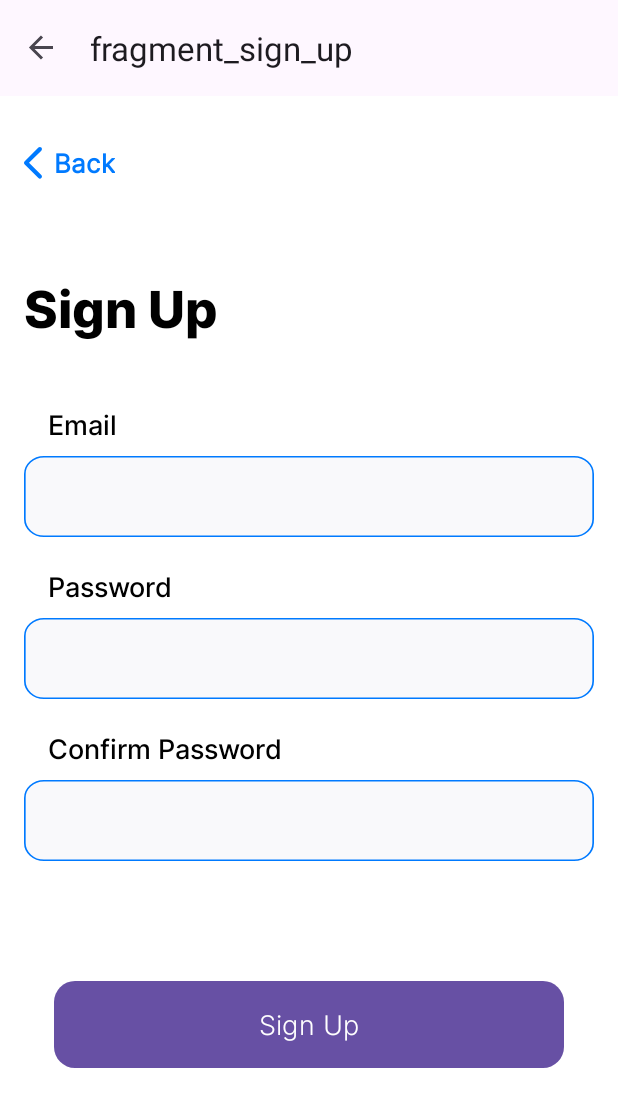
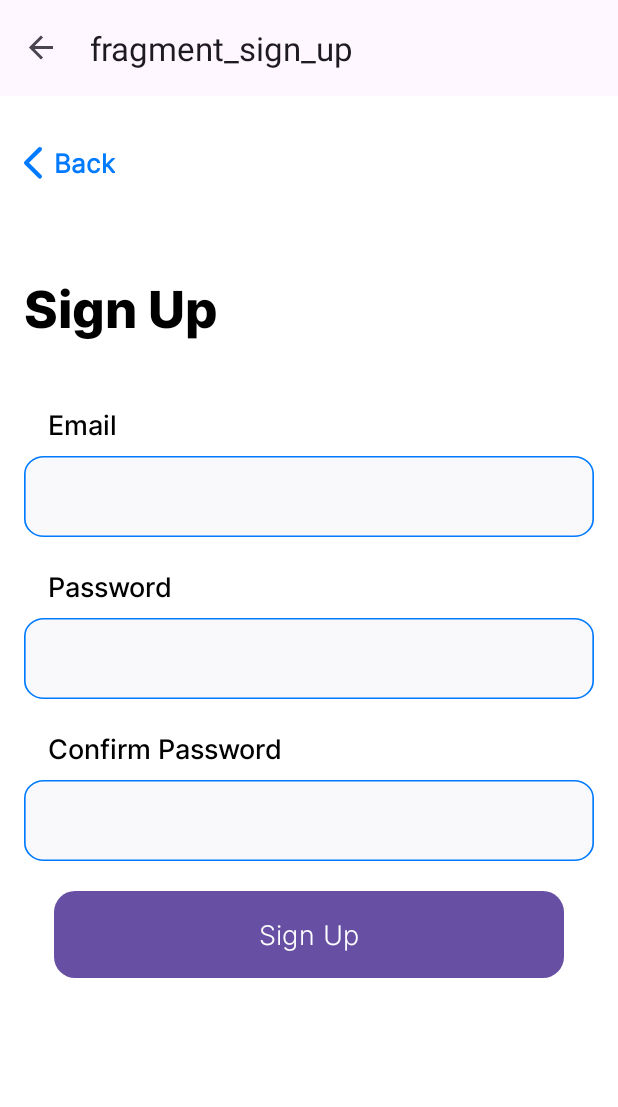
Before and after one commit to TusharB4321/ManageYourMoney, an Android app: the SignUpFragment screen opened through its navigation route, on a phone screen of 412 x 824 dp. Shown: the top 1107 px of the screen. Run offline under Robolectric (Android 15) with nearby library versions, the phone set to English and light mode, and no system bars; our stand-ins replace Firebase (no records; nobody signed in at launch, a user with empty details on screens opened directly), navigation-ui.

Commit message:
SignUpFragment Completed

```diff
--- /dev/null
+++ b/app/src/main/java/com/example/manageyourmoney/models/remote/MoneyApi.kt
@@ -0,0 +1,4 @@
+package com.example.manageyourmoney.models.remote
+
+interface MoneyApi {
+}
--- /dev/null
+++ b/app/src/main/java/com/example/manageyourmoney/models/remote/Network.kt
@@ -0,0 +1,4 @@
+package com.example.manageyourmoney.models.remote
+
+class Network {
+}
--- /dev/null
+++ b/app/src/main/java/com/example/manageyourmoney/models/remote/RetrofitGenerator.kt
@@ -0,0 +1,4 @@
+package com.example.manageyourmoney.models.remote
+
+object RetrofitGenerator {
+}
--- /dev/null
+++ b/app/src/main/java/com/example/manageyourmoney/models/remote/data/User.kt
@@ -0,0 +1,6 @@
+package com.example.manageyourmoney.models.remote.data
+
+data class User(
+    val email:String,
+    val password:String
+)
--- a/app/src/main/java/com/example/manageyourmoney/view/SignUpFragment.kt
+++ b/app/src/main/java/com/example/manageyourmoney/view/SignUpFragment.kt
@@ -5,24 +5,65 @@ import androidx.fragment.app.Fragment
 import android.view.LayoutInflater
 import android.view.View
 import android.view.ViewGroup
-import com.example.manageyourmoney.R
+import android.widget.Toast
+import androidx.fragment.app.viewModels
+import androidx.lifecycle.Observer
 import com.example.manageyourmoney.databinding.FragmentSignUpBinding
+import com.example.manageyourmoney.repository.AuthRepository
+import com.example.manageyourmoney.utils.Resources
+import com.example.manageyourmoney.viewmodels.SignUpViewModelFactory
+import com.example.manageyourmoney.viewmodels.SignUpViewmodel
+import com.google.firebase.auth.FirebaseAuth
+import com.google.firebase.database.FirebaseDatabase
 
 class SignUpFragment : Fragment() {
 
     private lateinit var binding:FragmentSignUpBinding
+    private lateinit var authRepository: AuthRepository
+    private val viewmodel:SignUpViewmodel by viewModels{
+        SignUpViewModelFactory(authRepository)
+    }
     override fun onCreateView(
         inflater: LayoutInflater, container: ViewGroup?,
         savedInstanceState: Bundle?
     ): View {
         binding=FragmentSignUpBinding.inflate(layoutInflater)
+        val firebaseAuth = FirebaseAuth.getInstance()
+        val databaseReference = FirebaseDatabase.getInstance().reference
+        // Initialize AuthRepository
+        authRepository = AuthRepository(firebaseAuth, databaseReference)
         return binding.root
     }
-
     override fun onViewCreated(view: View, savedInstanceState: Bundle?) {
         super.onViewCreated(view, savedInstanceState)
 
+        binding.btnSignupApply.setOnClickListener{
+            val email=binding.etSignupEmail.text.toString()
+            val password=binding.etSignupPassword.text.toString()
+            val confirmPassword=binding.etSignupConfirmPassword.text.toString()
+
+            viewmodel.registerUser(email, password, confirmPassword)
+        }
+
+        viewmodel.signupStatus.observe(viewLifecycleOwner, Observer { resources->
+
+            when(resources){
+                is Resources.Loading->{
+                    binding.progressBar.visibility=View.VISIBLE
+                }
+                is Resources.Success->{
+                    binding.progressBar.visibility=View.GONE
+                    Toast.makeText(context, resources.data, Toast.LENGTH_SHORT).show()
+                }
+                is Resources.Error -> {
+                    binding.progressBar.visibility = View.GONE
+                    Toast.makeText(context, resources.message, Toast.LENGTH_SHORT).show()
+                }
+            }
+
+        })
     }
 
 
+
 }
--- a/app/src/main/java/com/example/manageyourmoney/view/SplashFragment.kt
+++ b/app/src/main/java/com/example/manageyourmoney/view/SplashFragment.kt
@@ -23,7 +23,7 @@ class SplashFragment : Fragment() {
     override fun onViewCreated(view: View, savedInstanceState: Bundle?) {
         super.onViewCreated(view, savedInstanceState)
         binding.btnOnBoardingLogin.setOnClickListener {
-            findNavController().navigate(R.id.action_splashFragment_to_signInFragment)
+            findNavController().navigate(R.id.action_splashFragment_to_signUpFragment)
         }
 
     }
--- /dev/null
+++ b/app/src/main/java/com/example/manageyourmoney/viewmodels/SignUpViewModelFactory.kt
@@ -0,0 +1,16 @@
+package com.example.manageyourmoney.viewmodels
+
+import androidx.lifecycle.ViewModel
+import androidx.lifecycle.ViewModelProvider
+import com.example.manageyourmoney.repository.AuthRepository
+
+class SignUpViewModelFactory(
+    private val authRepository: AuthRepository
+) : ViewModelProvider.Factory {
+    override fun <T : ViewModel> create(modelClass: Class<T>): T {
+        if (modelClass.isAssignableFrom(SignUpViewmodel::class.java)) {
+            return SignUpViewmodel(authRepository) as T
+        }
+        throw IllegalArgumentException("Unknown ViewModel class")
+    }
+}
--- /dev/null
+++ b/app/src/main/java/com/example/manageyourmoney/viewmodels/SignUpViewmodel.kt
@@ -0,0 +1,21 @@
+package com.example.manageyourmoney.viewmodels
+
+import androidx.lifecycle.LiveData
+import androidx.lifecycle.MutableLiveData
+import androidx.lifecycle.ViewModel
+import com.example.manageyourmoney.repository.AuthRepository
+import com.example.manageyourmoney.utils.Resources
+
+class SignUpViewmodel(private val authRepository: AuthRepository):ViewModel()
+{
+    private val _signupStatus=MutableLiveData<Resources<String>>()
+    val signupStatus:LiveData<Resources<String>> =_signupStatus
+
+    fun registerUser(email:String,password:String,confirmPassword:String){
+        _signupStatus.value=Resources.Loading()
+        authRepository.registerUser(email,password,confirmPassword){resources ->
+            _signupStatus.postValue(resources)
+
+        }
+    }
+}
--- a/app/src/main/res/layout/fragment_sign_up.xml
+++ b/app/src/main/res/layout/fragment_sign_up.xml
@@ -34,7 +34,6 @@
         android:layout_height="wrap_content"/>
 
     <TextView
-        android:id="@+id/tvSignupEmail"
         android:layout_width="match_parent"
         android:text="@string/email"
         android:textSize="18sp"
@@ -62,7 +61,6 @@
         tools:ignore="LabelFor" />
 
     <TextView
-        android:id="@+id/tvSignupPassword"
         android:layout_width="match_parent"
         android:text="@string/password"
         android:textSize="18sp"
@@ -89,14 +87,13 @@
         tools:ignore="LabelFor"/>
 
     <TextView
-        android:id="@+id/tvSignupConfirmPassword"
         android:layout_width="match_parent"
         android:text="@string/confirm_password"
         android:textSize="18sp"
         android:paddingHorizontal="16dp"
         android:layout_marginTop="20dp"
         android:layout_marginBottom="8dp"
-        android:layout_marginLeft="16dp"
+        android:layout_marginStart="16dp"
         android:textColor="@color/black"
         android:fontFamily="@font/inter_medium"
         android:layout_height="wrap_content"/>
@@ -114,14 +111,21 @@
         android:background="@drawable/ic_et_grey_background_blue_stroke"
         android:layout_height="wrap_content"/>
 
+        <ProgressBar
+            android:id="@+id/progressBar"
+            android:layout_width="match_parent"
+            android:layout_height="wrap_content"
+            android:layout_marginTop="20dp"
+            android:visibility="gone"/>
+
     <Button
         android:id="@+id/btnSignupApply"
         android:layout_width="wrap_content"
         android:layout_height="wrap_content"
-        android:layout_marginTop="80dp"
         android:background="@drawable/ic_button_bg"
         android:fontFamily="@font/inter_light"
         android:text="@string/sign_up"
+        android:layout_marginTop="20dp"
         android:layout_gravity="center_horizontal"
         android:textAllCaps="false"
         android:textColor="@color/white"
--- a/gradle/libs.versions.toml
+++ b/gradle/libs.versions.toml
@@ -13,6 +13,7 @@ navigationFragmentKtx = "2.8.4"
 navigationUiKtx = "2.8.4"
 googleGmsGoogleServices = "4.4.2"
 firebaseDatabase = "21.0.0"
+firebase-auth = "23.1.0"
 
 [libraries]
 androidx-core-ktx = { group = "androidx.core", name = "core-ktx", version.ref = "coreKtx" }
@@ -26,6 +27,8 @@ androidx-constraintlayout = { group = "androidx.constraintlayout", name = "const
 androidx-navigation-fragment-ktx = { group = "androidx.navigation", name = "navigation-fragment-ktx", version.ref = "navigationFragmentKtx" }
 androidx-navigation-ui-ktx = { group = "androidx.navigation", name = "navigation-ui-ktx", version.ref = "navigationUiKtx" }
 firebase-database = { group = "com.google.firebase", name = "firebase-database", version.ref = "firebaseDatabase" }
+firebase-auth = { group = "com.google.firebase", name = "firebase-auth", version.ref = "firebase-auth" }
+
 
 [plugins]
 android-application = { id = "com.android.application", version.ref = "agp" }
```
Also changed, not shown: app/build.gradle.kts (+9 -1 lines), app/src/main/java/com/example/manageyourmoney/models/remote/Constant.kt (added, +38 -0 lines), app/src/main/java/com/example/manageyourmoney/repository/AuthRepository.kt (added, +43 -0 lines), app/src/main/java/com/example/manageyourmoney/utils/Resources.kt (added, +10 -0 lines).
